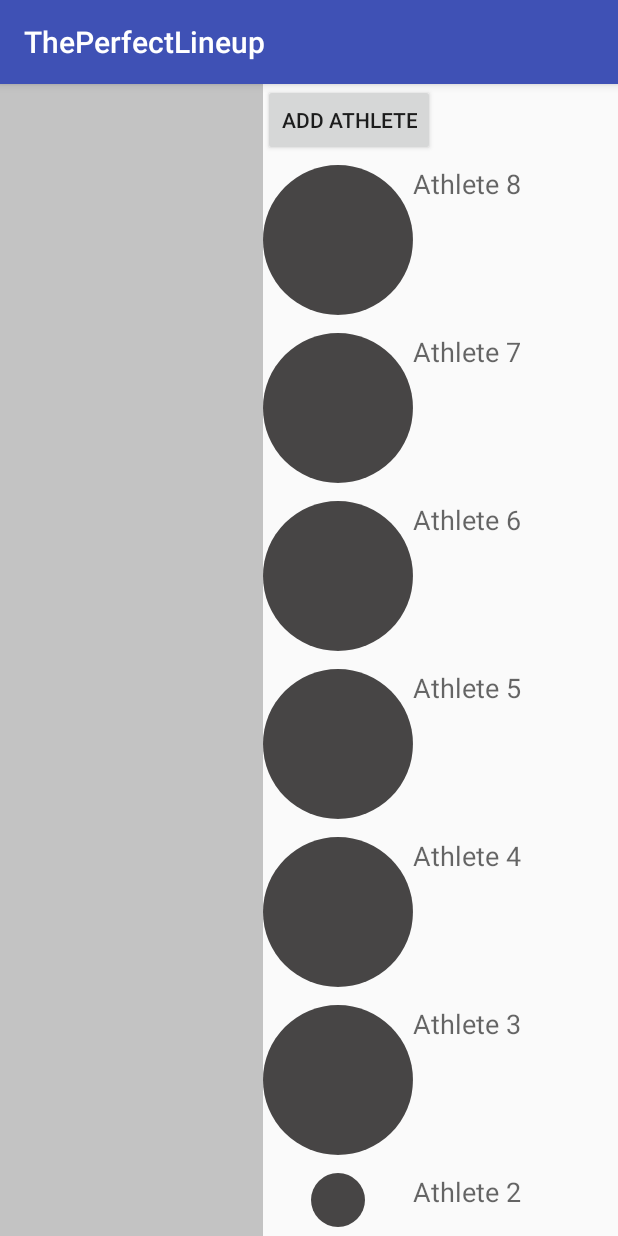
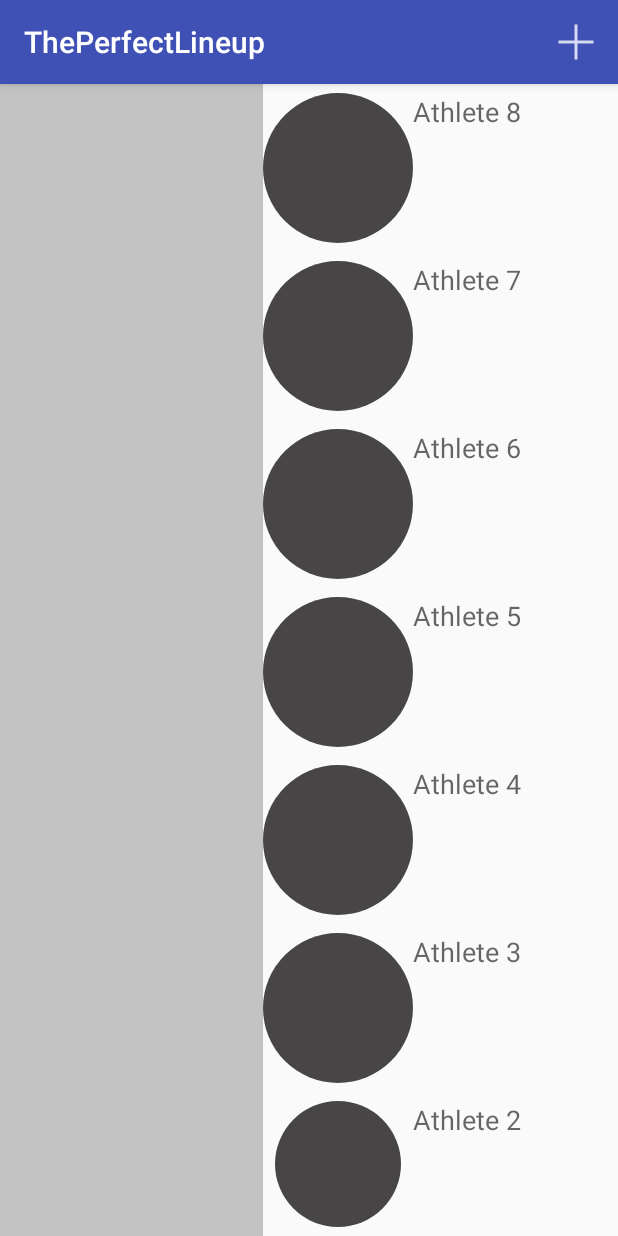
Before and after one commit to ginagr/ThePerfectLineup, an Android app: the screen it shows after launch (DropActivity), on a phone screen of 412 x 824 dp. Run offline under Robolectric (Android 15) with nearby library versions, the phone set to English and light mode, and no system bars; libraries missing offline, so code that uses them is left out: com.github.siyamed.shapeimageview; plain views replace CircularImageView; 4 statements that could not run were skipped.

Commit message:
Quick fix to enable adding via ActionBar

```diff
--- a/app/src/main/java/edu/wpi/www/theperfectlineup/DropActivity.java
+++ b/app/src/main/java/edu/wpi/www/theperfectlineup/DropActivity.java
@@ -16,6 +16,8 @@
 import android.view.DragEvent;
 import com.github.siyamed.shapeimageview.CircularImageView;
 import android.view.LayoutInflater;
+import android.view.Menu;
+import android.view.MenuItem;
 import android.view.MotionEvent;
 import android.view.View;
 import android.view.View.DragShadowBuilder;
@@ -71,6 +73,25 @@
         }
         addBoat(height, 8);//TODO will have to get the boatSize from the chosen boat
     }
+
+    @Override
+    public boolean onCreateOptionsMenu(Menu menu) {
+        getMenuInflater().inflate(R.menu.add_athletes, menu);
+
+        return true;
+    }
+
+    @Override
+    public boolean onOptionsItemSelected(MenuItem item) {
+        switch (item.getItemId()) {
+            case R.id.menu_item_add_athlete:
+                Intent i = new Intent(DropActivity.this, AthleteRegistration.class);
+                startActivity(i);
+                break;
+        }
+        return super.onOptionsItemSelected(item);
+    }
+
 
     public void alertUser (String title,String msg, final Runnable ifTrue, final Runnable ifFalse) {
         final boolean mResult = false;//default as false
@@ -324,11 +345,6 @@
         }
     }
 
-    public void switchToReg(View view){
-        Intent i = new Intent(DropActivity.this, AthleteRegistration.class);
-        startActivity(i);
-    }
-
     public DropActivity(){}
 
     protected DropActivity(Parcel in) {
--- a/app/src/main/res/layout/activity_drop.xml
+++ b/app/src/main/res/layout/activity_drop.xml
@@ -38,13 +38,6 @@
                       android:id="@+id/lineupLinearLayout"
                       android:layout_weight=".85">
 
-            <Button
-                style="?android:attr/buttonStyleSmall"
-                android:layout_width="wrap_content"
-                android:layout_height="wrap_content"
-                android:text="Add Athlete"
-                android:id="@+id/reg_button"
-                android:onClick="switchToReg"/>
         </LinearLayout>
     </RelativeLayout>
 </LinearLayout>
--- /dev/null
+++ b/app/src/main/res/menu/add_athletes.xml
@@ -0,0 +1,9 @@
+<?xml version="1.0" encoding="utf-8"?>
+<menu xmlns:android="http://schemas.android.com/apk/res/android"
+      xmlns:app="http://schemas.android.com/apk/res-auto">
+<item
+    android:id="@+id/menu_item_add_athlete"
+    android:icon="@drawable/ic_menu_add"
+    android:title="@string/add_athlete"
+    app:showAsAction="ifRoom|withText"/>
+</menu>
--- a/app/src/main/res/values/strings.xml
+++ b/app/src/main/res/values/strings.xml
@@ -1,3 +1,4 @@
 <resources>
     <string name="app_name">ThePerfectLineup</string>
+    <string name="add_athlete">Add Athlete</string>
 </resources>
```
Also changed, not shown: app/src/main/res/drawable-hdpi/ic_menu_add.png (added), app/src/main/res/drawable-mdpi/ic_menu_add.png (added), app/src/main/res/drawable-xhdpi/ic_menu_add.png (added), app/src/main/res/drawable-xxhdpi/ic_menu_add.png (added).
